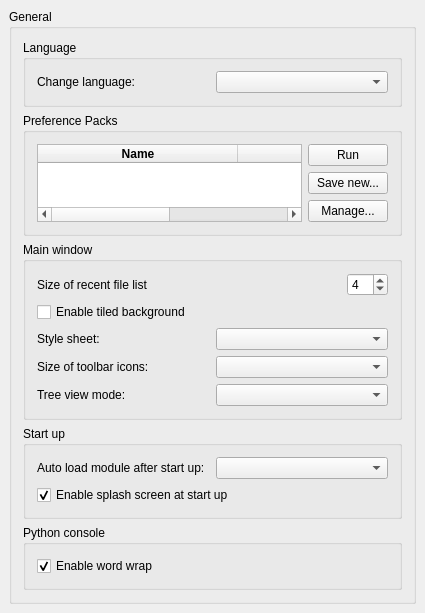
First picture: the form in src/Gui/DlgGeneral.ui, repository southseact-3d/fcd, before the edit.
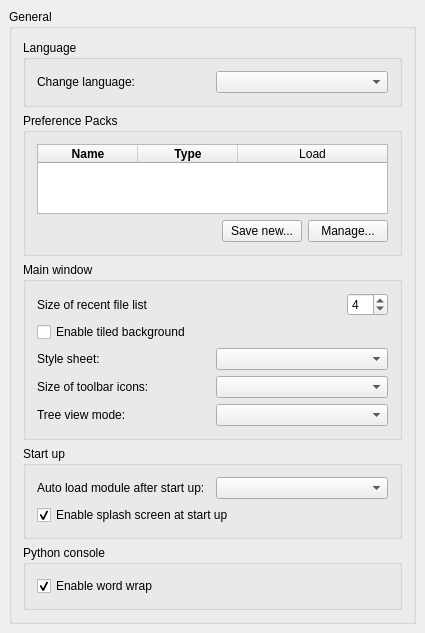
Second picture: the form after the edit. Custom widgets are drawn as their Qt base class.

Commit message: Redesign pref pack GUI

What changed in the file:
```diff
--- a/src/Gui/DlgGeneral.ui
+++ b/src/Gui/DlgGeneral.ui
@@ -99,9 +99,15 @@
         </property>
         <layout class="QHBoxLayout" name="horizontalLayout">
          <item>
-          <layout class="QHBoxLayout" name="horizontalLayout_2">
+          <layout class="QVBoxLayout" name="verticalLayout_3">
            <item>
             <widget class="QTableWidget" name="PreferencePacks">
+             <property name="horizontalScrollBarPolicy">
+              <enum>Qt::ScrollBarAlwaysOff</enum>
+             </property>
+             <property name="sizeAdjustPolicy">
+              <enum>QAbstractScrollArea::AdjustToContents</enum>
+             </property>
              <property name="editTriggers">
               <set>QAbstractItemView::NoEditTriggers</set>
              </property>
@@ -136,10 +142,10 @@
               <bool>true</bool>
              </attribute>
              <attribute name="horizontalHeaderMinimumSectionSize">
-              <number>75</number>
+              <number>30</number>
              </attribute>
              <attribute name="horizontalHeaderDefaultSectionSize">
-              <number>200</number>
+              <number>100</number>
              </attribute>
              <attribute name="horizontalHeaderStretchLastSection">
               <bool>true</bool>
@@ -175,56 +181,48 @@
                </font>
               </property>
              </column>
+             <column>
+              <property name="text">
+               <string>Load</string>
+              </property>
+             </column>
             </widget>
            </item>
            <item>
-            <layout class="QVBoxLayout" name="verticalLayout_2">
+            <layout class="QHBoxLayout" name="horizontalLayout_2">
              <item>
-              <widget class="QPushButton" name="ApplyPreferencePack">
-               <property name="sizePolicy">
-                <sizepolicy hsizetype="Fixed" vsizetype="Fixed">
-                 <horstretch>0</horstretch>
-                 <verstretch>0</verstretch>
-                </sizepolicy>
-               </property>
-               <property name="text">
-                <string>Run</string>
-               </property>
-              </widget>
-             </item>
-             <item>
-              <widget class="QPushButton" name="SaveNewPreferencePack">
-               <property name="text">
-                <string>Save new...</string>
-               </property>
-              </widget>
-             </item>
-             <item>
-              <widget class="QPushButton" name="ManagePreferencePacks">
-               <property name="sizePolicy">
-                <sizepolicy hsizetype="Fixed" vsizetype="Fixed">
-                 <horstretch>0</horstretch>
-                 <verstretch>0</verstretch>
-                </sizepolicy>
-               </property>
-               <property name="text">
-                <string>Manage...</string>
-               </property>
-              </widget>
-             </item>
-             <item>
-              <spacer name="verticalSpacer">
+              <spacer name="horizontalSpacer">
                <property name="orientation">
-                <enum>Qt::Vertical</enum>
+                <enum>Qt::Horizontal</enum>
                </property>
                <property name="sizeHint" stdset="0">
                 <size>
-                 <width>20</width>
-                 <height>40</height>
+                 <width>40</width>
+                 <height>20</height>
                 </size>
                </property>
               </spacer>
              </item>
+             <item>
+              <widget class="QPushButton" name="SaveNewPreferencePack">
+               <property name="text">
+                <string>Save new...</string>
+               </property>
+              </widget>
+             </item>
+             <item>
+              <widget class="QPushButton" name="ManagePreferencePacks">
+               <property name="sizePolicy">
+                <sizepolicy hsizetype="Fixed" vsizetype="Fixed">
+                 <horstretch>0</horstretch>
+                 <verstretch>0</verstretch>
+                </sizepolicy>
+               </property>
+               <property name="text">
+                <string>Manage...</string>
+               </property>
+              </widget>
+             </item>
             </layout>
            </item>
           </layout>
```
Left out of the diff: 2 changed lines with no effect on the pictures. The commit also changes 2 other files.
